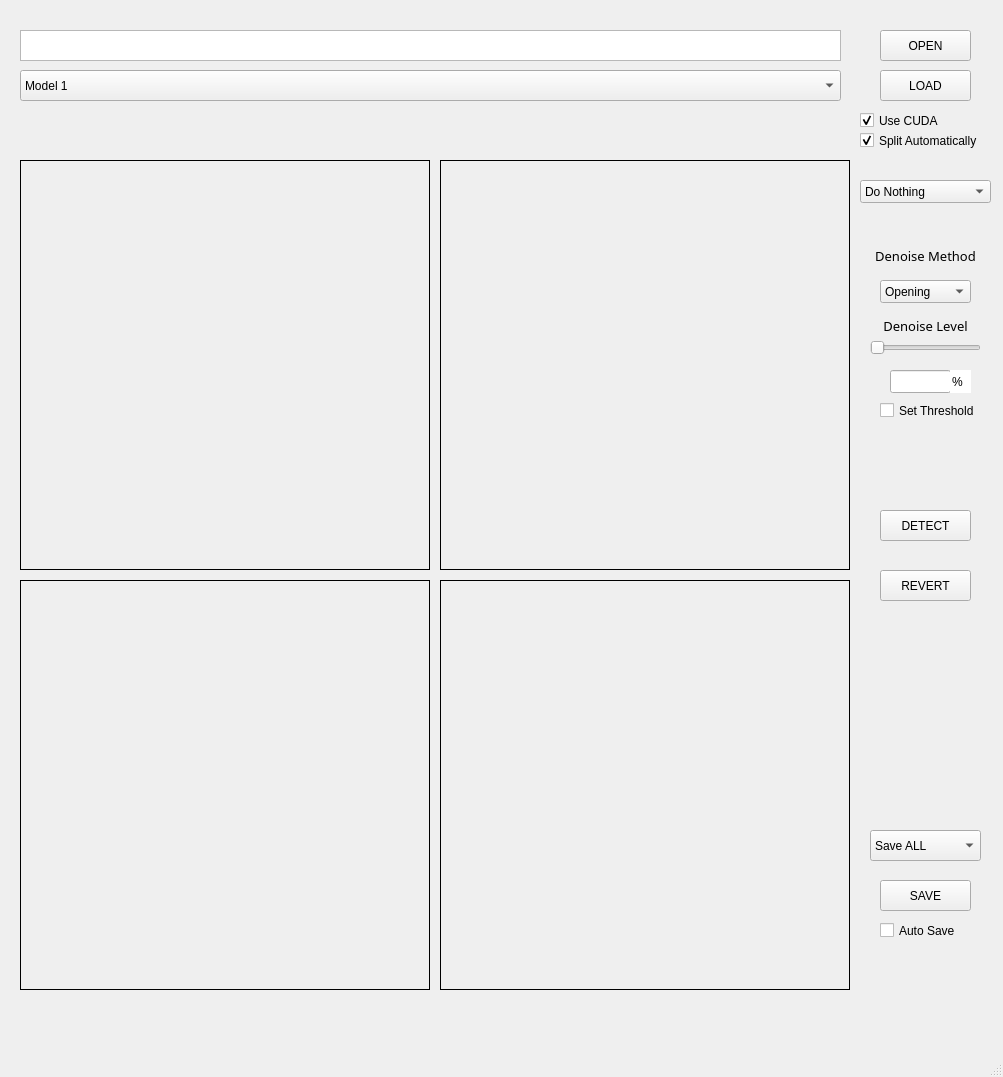
Old version of the form AtomSeg_V1.ui in the repository gemengshu/AtomSegGUI.
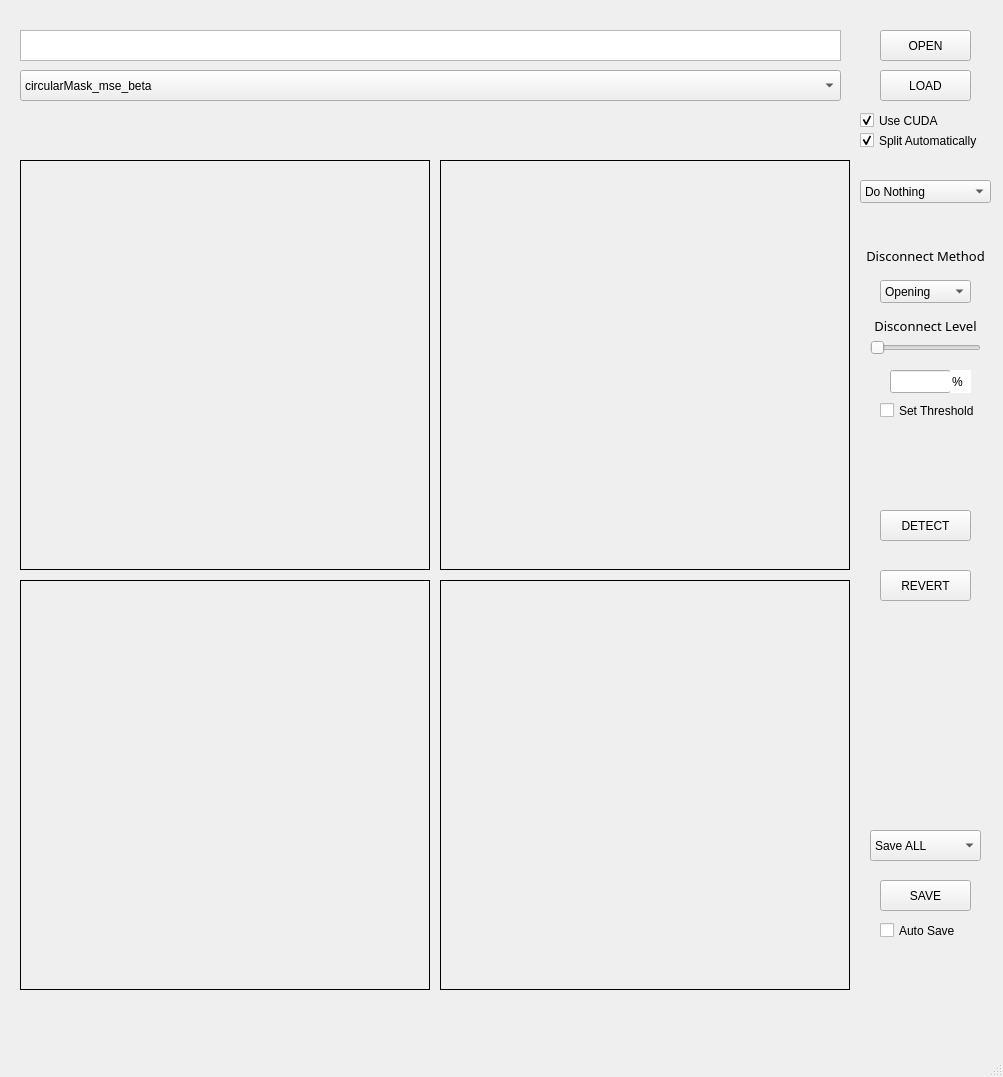
New version of the form.

Commit message: fix model names

```diff
--- a/AtomSeg_V1.ui
+++ b/AtomSeg_V1.ui
@@ -130,7 +130,7 @@
     </property>
     <item>
      <property name="text">
-      <string>Model 1</string>
+      <string>circularMask_mse_beta</string>
      </property>
     </item>
     <item>
@@ -317,7 +317,7 @@
      <enum>QFrame::NoFrame</enum>
     </property>
     <property name="text">
-     <string>Denoise Level</string>
+     <string>Disconnect Level</string>
     </property>
     <property name="alignment">
      <set>Qt::AlignCenter</set>
@@ -388,9 +388,9 @@
    <widget class="QLabel" name="label_4">
     <property name="geometry">
      <rect>
-      <x>870</x>
+      <x>860</x>
       <y>240</y>
-      <width>111</width>
+      <width>131</width>
       <height>31</height>
      </rect>
     </property>
@@ -407,7 +407,7 @@
      <enum>QFrame::NoFrame</enum>
     </property>
     <property name="text">
-     <string>Denoise Method</string>
+     <string>Disconnect Method</string>
     </property>
     <property name="alignment">
      <set>Qt::AlignCenter</set>
```
Left out of the diff: 13 changed lines with no effect on the pictures. The commit also changes 13 other files.
